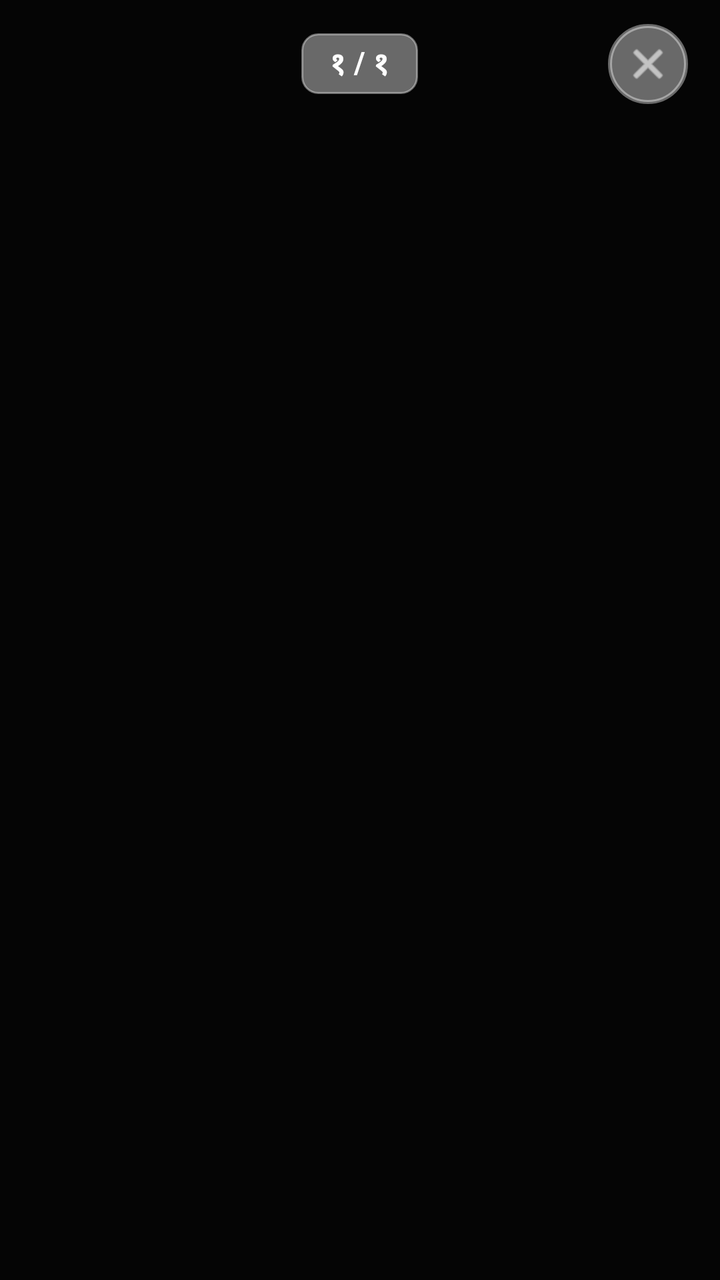
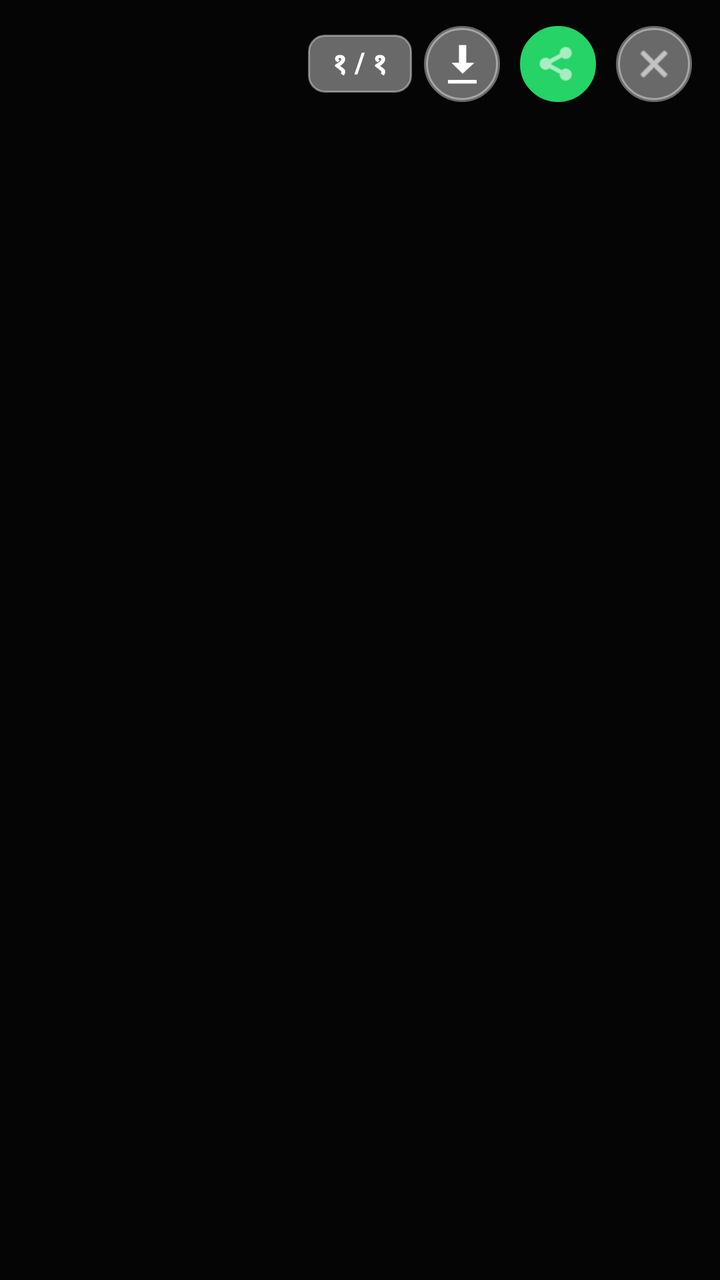

An Android layout rendered at two revisions. The XML below is the earlier revision; the diff shows what the commit changed to produce the second picture.
<!-- AndroidManifest.xml: application theme Theme.GaneshMitraMandal -->
<!-- res/layout/dialog_full_photo.xml -->
<?xml version="1.0" encoding="utf-8"?>
<RelativeLayout xmlns:android="http://schemas.android.com/apk/res/android"
    xmlns:app="http://schemas.android.com/apk/res-auto"
    android:layout_width="match_parent"
    android:layout_height="match_parent"
    android:background="#FA000000">

    
    <RelativeLayout
        android:id="@+id/topFullBar"
        android:layout_width="match_parent"
        android:layout_height="64dp"
        android:layout_alignParentTop="true"
        android:paddingHorizontal="16dp">

        
        <ImageView
            android:id="@+id/btnFullDeletePhoto"
            android:layout_width="40dp"
            android:layout_height="40dp"
            android:layout_alignParentStart="true"
            android:layout_centerVertical="true"
            android:background="@drawable/circle_bg"
            android:backgroundTint="#CCB71C1C"
            android:padding="8dp"
            android:src="@android:drawable/ic_menu_delete"
            android:visibility="gone"
            app:tint="@color/white" />

        
        <TextView
            android:id="@+id/tvPhotoCounter"
            android:layout_width="wrap_content"
            android:layout_height="wrap_content"
            android:layout_centerInParent="true"
            android:background="@drawable/badge_bg"
            android:backgroundTint="#66FFFFFF"
            android:paddingHorizontal="14dp"
            android:paddingVertical="4dp"
            android:text="१ / १"
            android:textColor="@color/white"
            android:textSize="15sp"
            android:textStyle="bold" />

        
        <ImageView
            android:id="@+id/btnCloseFullPhoto"
            android:layout_width="40dp"
            android:layout_height="40dp"
            android:layout_alignParentEnd="true"
            android:layout_centerVertical="true"
            android:background="@drawable/circle_bg"
            android:backgroundTint="#66FFFFFF"
            android:padding="8dp"
            android:src="@android:drawable/ic_menu_close_clear_cancel"
            app:tint="@color/white" />
    </RelativeLayout>

    
    <androidx.viewpager2.widget.ViewPager2
        android:id="@+id/viewPagerPhotos"
        android:layout_width="match_parent"
        android:layout_height="match_parent"
        android:layout_below="@id/topFullBar"
        android:layout_margin="8dp" />

</RelativeLayout>
<!-- resources referenced by this layout -->
<resources>
  <color name="white">#FFFFFF</color>
  <!-- drawable badge_bg (drawable) -->
  <?xml version="1.0" encoding="utf-8"?>
  <shape xmlns:android="http://schemas.android.com/apk/res/android"
      android:shape="rectangle">
      <solid android:color="#E3F2FD" />
      <corners android:radius="8dp" />
      <stroke
          android:width="1dp"
          android:color="#90CAF9" />
  </shape>
  <!-- drawable circle_bg (drawable) -->
  <?xml version="1.0" encoding="utf-8"?>
  <shape xmlns:android="http://schemas.android.com/apk/res/android"
      android:shape="oval">
      <solid android:color="#E3F2FD" />
      <stroke
          android:width="2dp"
          android:color="@color/primary_blue" />
  </shape>
  <style name="Theme.GaneshMitraMandal" parent="Theme.MaterialComponents.Light.NoActionBar">
          <item name="colorPrimary">@color/primary_blue</item>
          <item name="colorPrimaryDark">@color/primary_blue_dark</item>
          <item name="colorAccent">@color/accent_orange</item>
          <item name="android:windowBackground">@color/bg_light</item>
          <item name="android:statusBarColor">@color/primary_blue_dark</item>
      </style>
  <color name="primary_blue">#0D47A1</color>
  <color name="primary_blue_dark">#082F6B</color>
  <color name="accent_orange">#FF6D00</color>
  <color name="bg_light">#F5F7FA</color>
</resources>

<!-- the commit's change to res/layout/dialog_full_photo.xml (unified diff, before → after) -->
@@ -11,13 +11,13 @@
         android:layout_width="match_parent"
         android:layout_height="64dp"
         android:layout_alignParentTop="true"
-        android:paddingHorizontal="16dp">
+        android:paddingHorizontal="14dp">
 
         
         <ImageView
             android:id="@+id/btnFullDeletePhoto"
-            android:layout_width="40dp"
-            android:layout_height="40dp"
+            android:layout_width="38dp"
+            android:layout_height="38dp"
             android:layout_alignParentStart="true"
             android:layout_centerVertical="true"
             android:background="@drawable/circle_bg"
@@ -35,25 +35,57 @@
             android:layout_centerInParent="true"
             android:background="@drawable/badge_bg"
             android:backgroundTint="#66FFFFFF"
-            android:paddingHorizontal="14dp"
+            android:paddingHorizontal="12dp"
             android:paddingVertical="4dp"
             android:text="१ / १"
             android:textColor="@color/white"
-            android:textSize="15sp"
+            android:textSize="14sp"
             android:textStyle="bold" />
 
         
-        <ImageView
-            android:id="@+id/btnCloseFullPhoto"
-            android:layout_width="40dp"
-            android:layout_height="40dp"
+        <LinearLayout
+            android:layout_width="wrap_content"
+            android:layout_height="wrap_content"
             android:layout_alignParentEnd="true"
             android:layout_centerVertical="true"
-            android:background="@drawable/circle_bg"
-            android:backgroundTint="#66FFFFFF"
-            android:padding="8dp"
-            android:src="@android:drawable/ic_menu_close_clear_cancel"
-            app:tint="@color/white" />
+            android:gravity="center_vertical"
+            android:orientation="horizontal">
+
+            
+            <ImageView
+                android:id="@+id/btnDownloadPhoto"
+                android:layout_width="38dp"
+                android:layout_height="38dp"
+                android:layout_marginEnd="10dp"
+                android:background="@drawable/circle_bg"
+                android:backgroundTint="#66FFFFFF"
+                android:padding="8dp"
+                android:src="@android:drawable/stat_sys_download_done"
+                app:tint="@color/white" />
+
+            
+            <ImageView
+                android:id="@+id/btnSharePhoto"
+                android:layout_width="38dp"
+                android:layout_height="38dp"
+                android:layout_marginEnd="10dp"
+                android:background="@drawable/circle_bg"
+                android:backgroundTint="#25D366"
+                android:padding="8dp"
+                android:src="@android:drawable/ic_menu_share"
+                app:tint="@color/white" />
+
+            
+            <ImageView
+                android:id="@+id/btnCloseFullPhoto"
+                android:layout_width="38dp"
+                android:layout_height="38dp"
+                android:background="@drawable/circle_bg"
+                android:backgroundTint="#66FFFFFF"
+                android:padding="8dp"
+                android:src="@android:drawable/ic_menu_close_clear_cancel"
+                app:tint="@color/white" />
+        </LinearLayout>
     </RelativeLayout>
 
     
